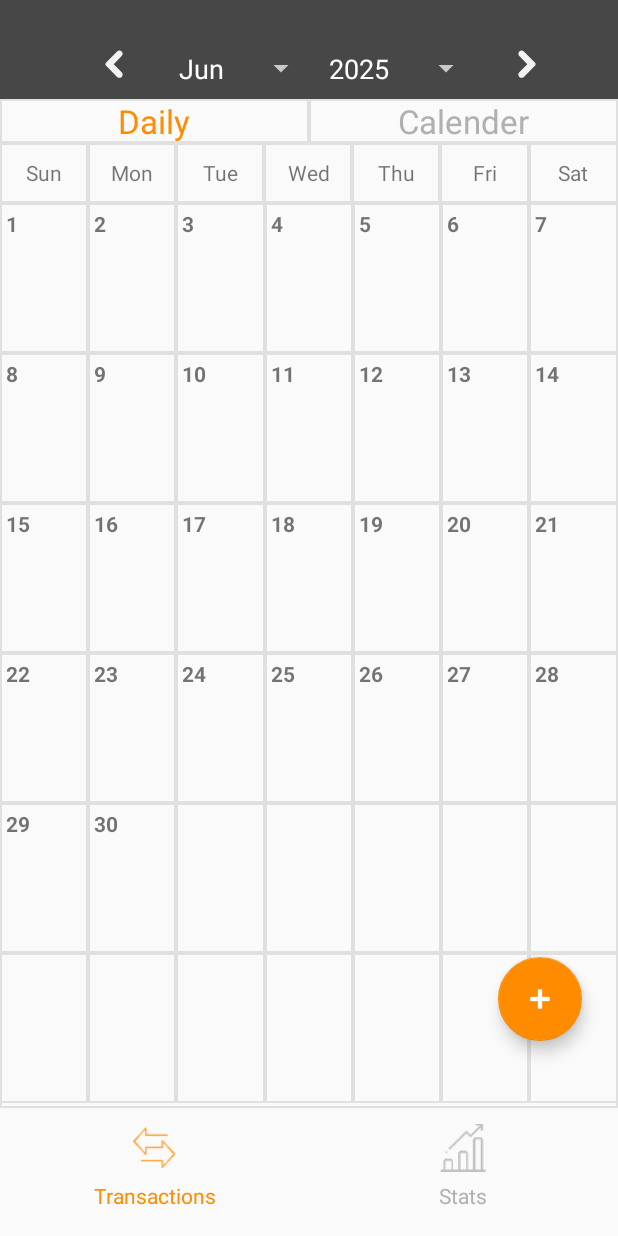
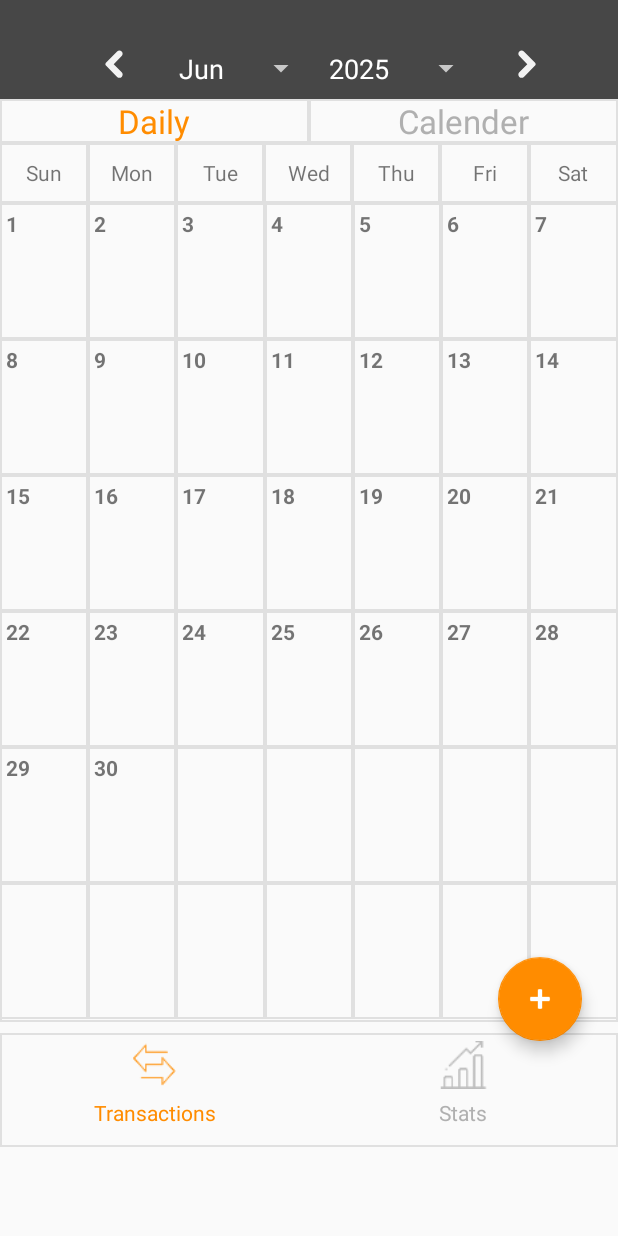
Before and after one commit to namanmawandia/Expense-Tracker, an Android app: the fragment CalenderFragment placed in its activity, on a phone screen of 412 x 824 dp. Run offline under Robolectric (Android 15) with nearby library versions, the phone set to English and light mode, and no system bars; our stand-ins replace AdMob, Room's generated code; 3 statements that could not run were skipped.

Commit message:
changes in Ui and null calendar days made non reactive to click

```diff
--- a/app/src/main/AndroidManifest.xml
+++ b/app/src/main/AndroidManifest.xml
@@ -1,6 +1,7 @@
 <?xml version="1.0" encoding="utf-8"?>
 <manifest xmlns:android="http://schemas.android.com/apk/res/android"
     xmlns:tools="http://schemas.android.com/tools">
+    <uses-permission android:name="android.permission.INTERNET" />
 
     <application
         android:allowBackup="true"
@@ -14,7 +15,7 @@
         tools:targetApi="31">
         <meta-data
             android:name="com.google.android.gms.ads.APPLICATION_ID"
-            android:value="ca-app-pub-5427446086606315~2167662984" />  <!--orginal ID-->
+            android:value="ca-app-pub-5427446086606315~2167662984" />  <!--orginal app ID-->
 
         <activity
             android:name=".ActivityAdd"
--- a/app/src/main/java/com/example/expenzio/CalenderFragment.kt
+++ b/app/src/main/java/com/example/expenzio/CalenderFragment.kt
@@ -117,6 +117,9 @@ class CalenderFragment: Fragment(), AdapterCalenderRV.OnItemClickListenerDay{
         val transacRecycler: RecyclerView = view.findViewById(R.id.rvDailyTransactions)
         val fabAdd: FloatingActionButton = view.findViewById(R.id.fabAdd)
 
+        if(item.date=="")
+            return
+
         tvDate.text = item.date
         tvTotalIncome.text = item.income.toString()
         tvTotalExpense.text = item.expense.toString()
--- a/app/src/main/java/com/example/expenzio/StatsActivity.kt
+++ b/app/src/main/java/com/example/expenzio/StatsActivity.kt
@@ -43,7 +43,7 @@ class StatsActivity : AppCompatActivity(){
 
         // may or may not remove for production, will show test id to me and live to others
         val config = RequestConfiguration.Builder()
-            .setTestDeviceIds(listOf("B224DD7054540A29EE2E104A3AA71A4D"))
+            .setTestDeviceIds(listOf("B224DD7054540A29EE2E104A3AA71A4D", "EA9AC50C530099E2BD764BDE83CFD946"))
             .build()
         MobileAds.setRequestConfiguration(config)
 
--- a/app/src/main/res/layout/activity_main.xml
+++ b/app/src/main/res/layout/activity_main.xml
@@ -52,7 +52,6 @@
         <LinearLayout
             android:layout_width="match_parent"
             android:layout_height="match_parent"
-            android:layout_marginBottom="10dp"
             android:id="@+id/lnrLayoutFragmentandfrgOuter"
             android:layout_below="@+id/lnrLayoutDailyCalender"
             android:orientation="vertical">
@@ -71,11 +70,11 @@
 
             <com.google.android.gms.ads.AdView
                 android:layout_width="match_parent"
-                android:layout_height="wrap_content"
-                android:layout_marginTop="5dp"
+                android:layout_height="0dp"
+                android:layout_weight="1"
                 android:layout_gravity="bottom"
+                android:layout_marginTop="2dp"
                 ads:adSize="BANNER"
-                android:background="@drawable/date_item_calender_border"
                 android:id="@+id/advMainBanner"
                 ads:adUnitId="ca-app-pub-5427446086606315/6482582014"/>
 <!--                ads:adUnitId = "ca-app-pub-3940256099942544/6300978111"/>-->
@@ -84,8 +83,9 @@
             <LinearLayout
                 android:layout_width="match_parent"
                 android:layout_height="0dp"
-                android:layout_weight="1"
+                android:layout_weight="1.3"
                 android:layout_below="@+id/frgOuter"
+                android:background="@drawable/date_item_calender_border"
                 android:layout_marginTop="5dp"
                 android:id="@+id/lnrLayoutTranStat">
 
@@ -93,6 +93,7 @@
                     android:layout_width="0dp"
                     android:layout_height="match_parent"
                     android:layout_weight="1"
+                    android:paddingTop="5dp"
                     android:id="@+id/lnrLayoutTransac"
                     android:orientation="vertical">
 
@@ -117,8 +118,8 @@
                     android:layout_height="match_parent"
                     app:layout_constraintHorizontal_weight="1"
                     android:layout_weight="1"
+                    android:paddingTop="5dp"
                     android:id="@+id/lnrLayoutStats"
-
                     android:orientation="vertical">
 
                     <ImageView
```
Also changed, not shown: app/src/main/java/com/example/expenzio/MainActivity.kt (+11 -2 lines), app/src/main/res/layout/activity_stats.xml (+6 -4 lines), 1 other file.
